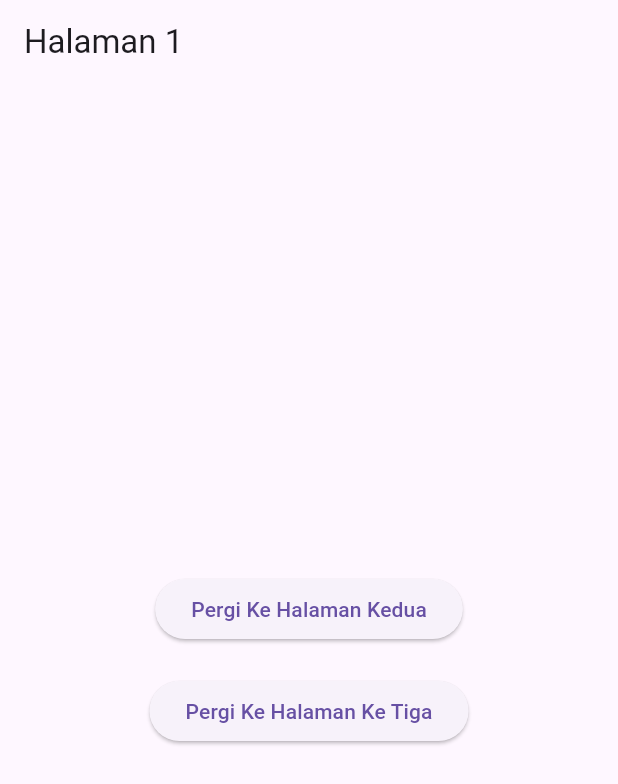
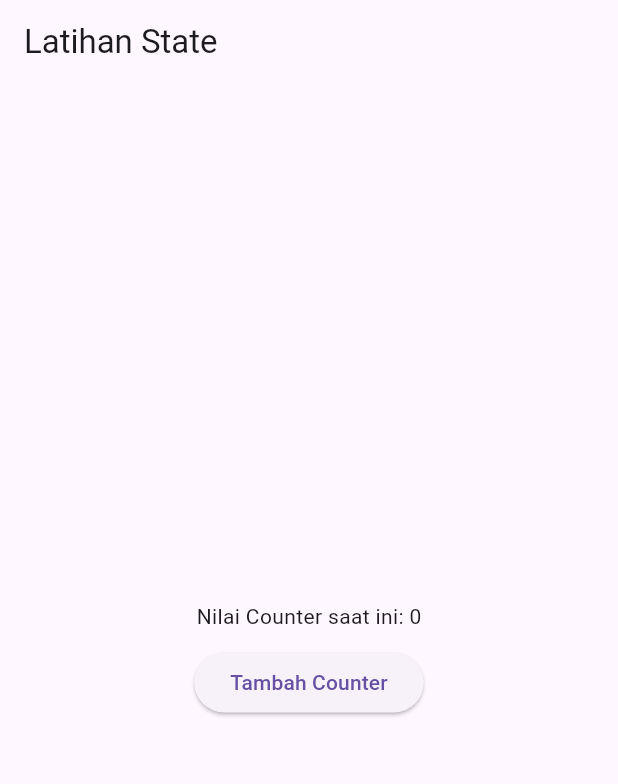
Before and after one commit to syfasany-code/flutter_application_syfa, a Flutter app: the screen it shows after launch, on a phone screen of 412 x 824 dp. Shown: the top 784 px of the screen. Run offline on Flutter 3.47's test engine with Material 3 defaults, Android fonts, the phone set to English and light mode, and no system bars.

Commit message:
menambahkan state

```diff
--- /dev/null
+++ b/lib/latihanstateful.dart
@@ -0,0 +1,38 @@
+import 'package:flutter/material.dart';
+
+class Latihanstate extends StatefulWidget {
+  const Latihanstate({super.key});
+
+  @override
+  State<Latihanstate> createState() => _LatihanstateState();
+}
+
+class _LatihanstateState extends State<Latihanstate> {
+  int counter = 0;
+
+  void incrementCounter() {
+    setState(() {
+      counter++;
+    });
+  }
+
+  @override
+  Widget build(BuildContext context) {
+    return Scaffold(
+      appBar: AppBar(title: const Text('Latihan State')),
+      body: Center(
+        child: Column(
+          mainAxisAlignment: MainAxisAlignment.center,
+          children: [
+            Text('Nilai Counter saat ini: $counter'),
+            const SizedBox(height: 10),
+            ElevatedButton(
+              onPressed: incrementCounter,
+              child: const Text('Tambah Counter'),
+            ),
+          ],
+        ),
+      ),
+    );
+  }
+}
--- a/lib/main.dart
+++ b/lib/main.dart
@@ -1,5 +1,5 @@
 import 'package:flutter/material.dart';
-import 'package:flutter_application_syfa/latihan_naviagator.dart';
+import 'package:flutter_application_syfa/latihanstateful.dart';
 
 void main() {
   runApp(const MainApp());
@@ -13,7 +13,7 @@ class MainApp extends StatelessWidget {
     return const MaterialApp(
       debugShowCheckedModeBanner: false,
       title: "Latihan Navigator",
-      home: LatihanNavigator(), // halaman utama
+      home: Latihanstate(), // halaman utama
     );
   }
 }
```
